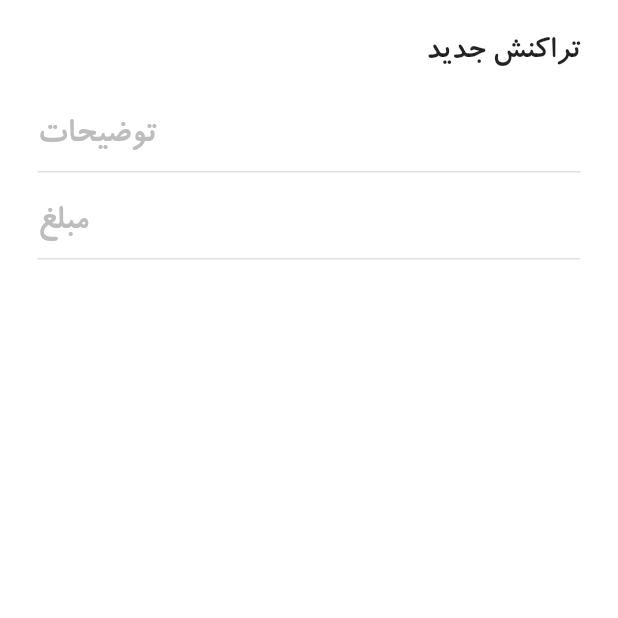
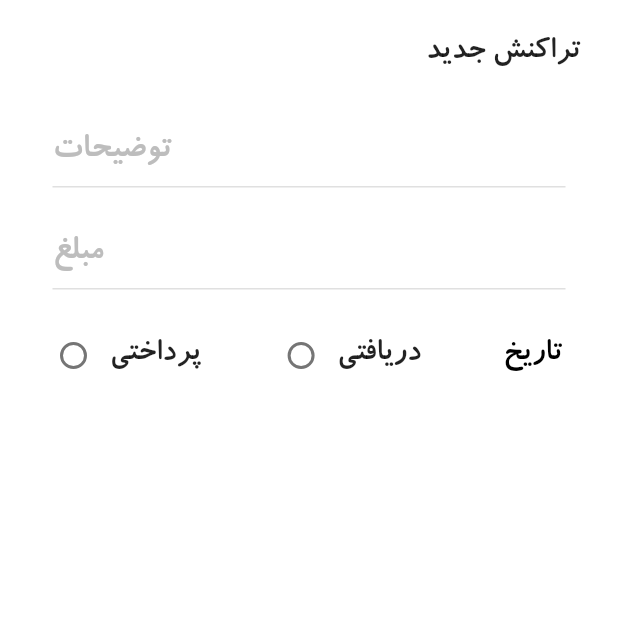
Before and after one commit to RayMasoumi/financial_management, a Flutter app: the NewTransactionScreen screen opened directly, on a phone screen of 412 x 824 dp, the top half of it. Run offline on Flutter 3.47's test engine with Material 2 defaults, Android fonts, the light colour scheme and no system bars; our stand-ins replace animated_bottom_navigation_bar; missing offline and left inert: searchbar_animation.

Commit message:
can add date and transaction type

```diff
--- a/lib/screens/new_transaction_screen.dart
+++ b/lib/screens/new_transaction_screen.dart
@@ -25,17 +25,82 @@ class _NewTransactionScreenState extends State<NewTransactionScreen> {
                   height: 20.0,
                 ),
                 MyTextFieldWidget(hintText: 'توضیحات'),
-                SizedBox(
-                  height: 10.0,
-                ),
                 MyTextFieldWidget(
                   hintText: 'مبلغ',
                   keyBoardType: TextInputType.number,
                 ),
+                DateAndType()
               ],
             ),
           ),
         ),
+      ),
+    );
+  }
+}
+
+//radio button widget:
+class RadioButton extends StatelessWidget {
+  final int value;
+
+  const RadioButton(
+      {required this.value,
+      required this.groupValue,
+      required this.onChanged,
+      required this.title,
+      super.key});
+
+  final int groupValue;
+  final Function(int?) onChanged;
+  final String title;
+
+  @override
+  Widget build(BuildContext context) {
+    return Row(
+      mainAxisAlignment: MainAxisAlignment.end,
+      children: [
+        Radio(
+          value: value,
+          groupValue: groupValue,
+          onChanged: (value) {},
+        ),
+        Text(title),
+      ],
+    );
+  }
+}
+
+//! a widget for date and transaction type:
+class DateAndType extends StatelessWidget {
+  const DateAndType({
+    super.key,
+  });
+
+  @override
+  Widget build(BuildContext context) {
+    return Padding(
+      padding: const EdgeInsets.symmetric(vertical: 10.0),
+      child: Row(
+        mainAxisAlignment: MainAxisAlignment.spaceBetween,
+        children: [
+          RadioButton(
+              title: 'پرداختی',
+              value: 0,
+              groupValue: 1000,
+              onChanged: (value) {}),
+          RadioButton(
+              title: 'دریافتی',
+              value: 1,
+              groupValue: 1000,
+              onChanged: (value) {}),
+          TextButton(
+            onPressed: () {},
+            child: const Text(
+              'تاریخ',
+              style: TextStyle(color: Colors.black),
+            ),
+          ),
+        ],
       ),
     );
   }
@@ -53,7 +118,9 @@ class MyTextFieldWidget extends StatelessWidget {
 
   @override
   Widget build(BuildContext context) {
-    return TextField(
+    return Padding(
+      padding: const EdgeInsets.all(10.0),
+      child: TextField(
         cursorColor: Colors.black54,
         keyboardType: keyBoardType,
         decoration: InputDecoration(
@@ -69,6 +136,7 @@ class MyTextFieldWidget extends StatelessWidget {
             borderSide: BorderSide(color: Colors.grey.shade300),
           ),
         ),
+      ),
     );
   }
 }
```
Lines whose indentation alone changed are shown as unchanged.
